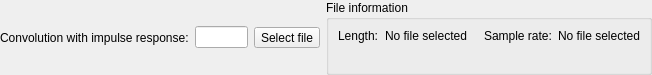
Qt form Editor/guis/ConvolutionFilterGUI.ui (Neo-Desktop/EqualizerAPO) before a commit.
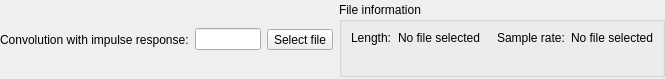
The same form after that commit. Icons and pictures are not drawn. Custom widgets are drawn as their Qt base class.

Commit message: Added: VST Plugin support. Add and configure plugins via Configuration Editor. The plugin's architecture has to match the OS architecture, so most people will need 64-bit plugins. The subdirectory plugins is offered to put plugins into, but they can be opened from any directory with sufficient permissions. Fixed: When trying to add a high-pass filter in the Configuration Editor, it was instead configured to be a low-pass filter.

```diff
--- a/Editor/guis/ConvolutionFilterGUI.ui
+++ b/Editor/guis/ConvolutionFilterGUI.ui
@@ -6,8 +6,8 @@
    <rect>
     <x>0</x>
     <y>0</y>
-    <width>652</width>
-    <height>65</height>
+    <width>665</width>
+    <height>79</height>
    </rect>
   </property>
   <property name="windowTitle">
@@ -58,7 +58,14 @@
     </widget>
    </item>
    <item row="0" column="1">
-    <widget class="ResizingLineEdit" name="pathLineEdit"/>
+    <widget class="ResizingLineEdit" name="pathLineEdit">
+     <property name="sizePolicy">
+      <sizepolicy hsizetype="Preferred" vsizetype="Fixed">
+       <horstretch>0</horstretch>
+       <verstretch>0</verstretch>
+      </sizepolicy>
+     </property>
+    </widget>
    </item>
    <item row="0" column="3">
     <widget class="QGroupBox" name="groupBox">
```
The commit also changes 56 other files.
